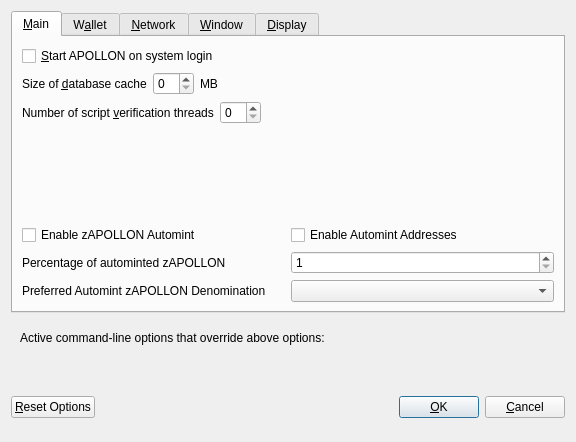
Qt form src/qt/forms/optionsdialog.ui (MotoAcidic/bdcash-protocol) before a commit.
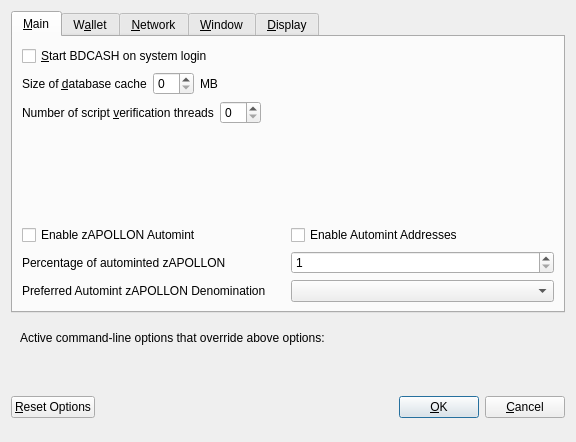
The same form after that commit. Custom widgets are drawn as their Qt base class.

```diff
--- a/src/qt/forms/optionsdialog.ui
+++ b/src/qt/forms/optionsdialog.ui
@@ -33,7 +33,7 @@
           <string>Automatically start APOLLON after logging in to the system.</string>
          </property>
          <property name="text">
-          <string>&amp;Start APOLLON on system login</string>
+          <string>&amp;Start BDCASH on system login</string>
          </property>
         </widget>
        </item>
```
Left out of the diff: 18 changed lines with no effect on the pictures.
